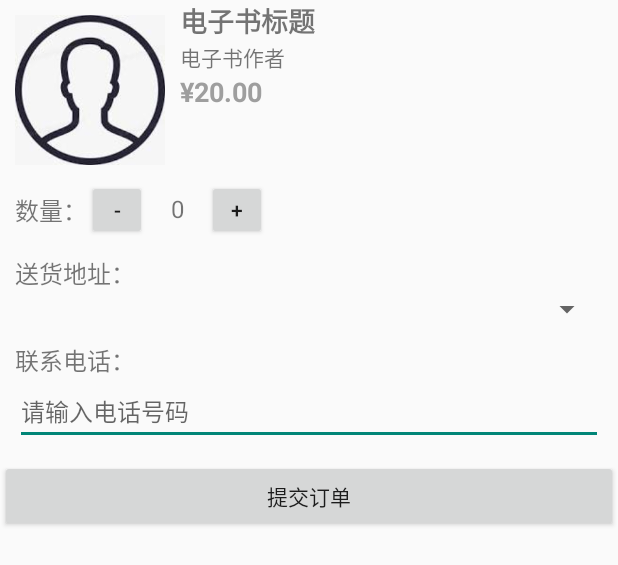
After one commit to Liuyh451/GraduationDesign, an Android app: the layout activity_order_ebook.xml on its own in the app's theme, with its tools: preview values and no code run, on a phone screen of 412 x 824 dp. The commit adds this screen. Shown: the top 565 px of the screen. Run offline under Robolectric (Android 15) with nearby library versions, the phone set to English and light mode, and no system bars; network calls fail.

Commit message:
写了订单接口，搜索接口，完成部分搜索合订单界面

```diff
--- a/Dev/app/src/main/AndroidManifest.xml
+++ b/Dev/app/src/main/AndroidManifest.xml
@@ -13,6 +13,12 @@
         android:supportsRtl="true"
         android:theme="@style/Theme.Test"
         android:usesCleartextTraffic="true">
+        <activity
+            android:name=".OrderEBook"
+            android:exported="false" />
+        <activity
+            android:name=".SearchBook"
+            android:exported="false" />
         <activity
             android:name=".BookDetailsActivity"
             android:exported="false" />
--- /dev/null
+++ b/Dev/app/src/main/res/layout/activity_order_ebook.xml
@@ -0,0 +1,142 @@
+<?xml version="1.0" encoding="utf-8"?>
+<LinearLayout
+    xmlns:android="http://schemas.android.com/apk/res/android"
+    android:layout_width="match_parent"
+    android:layout_height="wrap_content"
+    android:orientation="vertical">
+
+    <!-- 电子书的图片、作者、标题和价格 -->
+    <LinearLayout
+        android:layout_width="match_parent"
+        android:layout_height="wrap_content"
+        android:orientation="horizontal">
+
+        <ImageView
+            android:id="@+id/book_image"
+            android:layout_width="100dp"
+            android:layout_height="100dp"
+            android:layout_margin="10dp"
+            android:src="@drawable/default_avatar"/>
+
+        <LinearLayout
+            android:layout_width="match_parent"
+            android:layout_height="wrap_content"
+            android:orientation="vertical">
+
+            <TextView
+                android:id="@+id/book_title"
+                android:layout_width="match_parent"
+                android:layout_height="wrap_content"
+                android:text="电子书标题"
+                android:textSize="18sp"
+                android:textStyle="bold"/>
+
+            <TextView
+                android:id="@+id/book_author"
+                android:layout_width="match_parent"
+                android:layout_height="wrap_content"
+                android:text="电子书作者"
+                android:textSize="14sp"/>
+
+            <TextView
+                android:id="@+id/book_price"
+                android:layout_width="match_parent"
+                android:layout_height="wrap_content"
+                android:text="¥20.00"
+                android:textColor="@color/gray_500"
+                android:textSize="18sp"
+                android:textStyle="bold"/>
+        </LinearLayout>
+
+    </LinearLayout>
+
+    <!-- 数量加减组件 -->
+    <LinearLayout
+        android:layout_width="match_parent"
+        android:layout_height="wrap_content"
+        android:orientation="horizontal"
+        android:gravity="center_vertical">
+
+        <TextView
+            android:layout_width="wrap_content"
+            android:layout_height="wrap_content"
+            android:text="数量："
+            android:textSize="16sp"
+            android:layout_marginStart="10dp"/>
+
+        <!-- 使用您之前建议的加减按钮组件 -->
+        <LinearLayout
+            android:layout_width="wrap_content"
+            android:layout_height="wrap_content"
+            android:orientation="horizontal">
+
+            <Button
+                android:id="@+id/minus_button"
+                android:layout_width="40dp"
+                android:layout_height="40dp"
+                android:text="-"/>
+
+            <TextView
+                android:id="@+id/quantity_text"
+                android:layout_width="40dp"
+                android:layout_height="wrap_content"
+                android:text="0"
+                android:textSize="16sp"
+                android:gravity="center"/>
+
+            <Button
+                android:id="@+id/add_button"
+                android:layout_width="40dp"
+                android:layout_height="40dp"
+                android:text="+"/>
+        </LinearLayout>
+    </LinearLayout>
+
+    <!-- 地址选择和手机电话选择 -->
+    <LinearLayout
+        android:layout_width="match_parent"
+        android:layout_height="wrap_content"
+        android:orientation="vertical"
+        android:padding="10dp">
+
+        <TextView
+            android:layout_width="wrap_content"
+            android:layout_height="wrap_content"
+            android:text="送货地址："
+            android:textSize="16sp"/>
+
+        <!-- 使用Spinner组件来选择地址 -->
+        <Spinner
+            android:id="@+id/address_spinner"
+            android:layout_width="match_parent"
+            android:layout_height="wrap_content"
+            android:prompt="@string/prompt_address"
+            android:spinnerMode="dropdown"/>
+
+        <TextView
+            android:layout_width="wrap_content"
+            android:layout_height="wrap_content"
+            android:text="联系电话："
+            android:textSize="16sp"
+            android:layout_marginTop="10dp"/>
+
+        <!-- 使用EditText组件来输入电话号码 -->
+        <EditText
+            android:id="@+id/phone_edit_text"
+            android:layout_width="match_parent"
+            android:layout_height="wrap_content"
+            android:hint="请输入电话号码"
+            android:inputType="phone"
+            android:maxLines="1"
+            android:textSize="16sp"/>
+    </LinearLayout>
+
+    <!-- 提交订单按钮 -->
+
+    <Button
+        android:id="@+id/btn_place_order"
+        android:layout_width="match_parent"
+        android:layout_height="wrap_content"
+        android:text="提交订单"/>
+
+</LinearLayout>
--- a/Dev/app/src/main/res/values/strings.xml
+++ b/Dev/app/src/main/res/values/strings.xml
@@ -2,4 +2,8 @@
     <string name="app_name">Test</string>
     <!-- TODO: Remove or change this placeholder text -->
     <string name="hello_blank_fragment">Hello blank fragment</string>
+    <string name="prompt_address">请选择送货地址</string>
+    <string name="address1">aaaaa</string>
+    <string name="address2">bbbbbbbb</string>
+
 </resources>
```
Also changed, not shown: Dev/app/src/main/java/com/example/test/BookDetailsActivity.java (+14 -0 lines), Dev/app/src/main/java/com/example/test/Frag_2.java (+10 -0 lines), Dev/app/src/main/java/com/example/test/OrderEBook.java (added, +68 -0 lines), Dev/app/src/main/java/com/example/test/SearchBook.java (added, +53 -0 lines), Dev/app/src/main/res/layout/activity_book_details.xml (+20 -5 lines), Dev/app/src/main/res/layout/activity_search_book.xml (added, +29 -0 lines), 2 other files.
